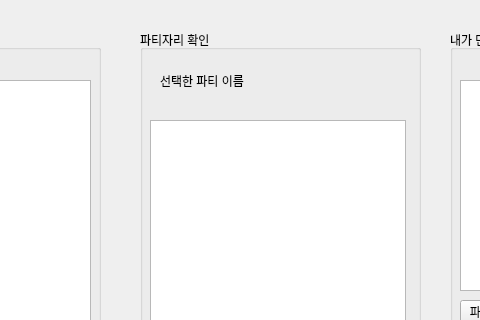
Qt form ui/main.ui (katimere15/loark_toypjt) before a commit; both pictures show x 530 to 1010 and y 0 to 320 of the 1292 by 807 pixel window.
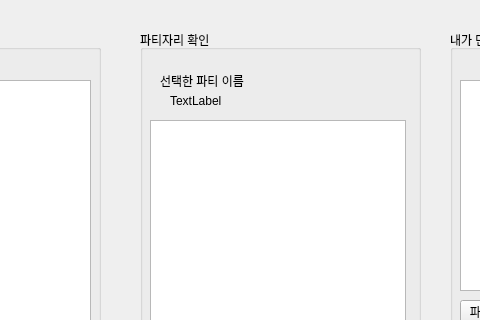
The same form after that commit.

The edit to the form file:
```diff
--- a/ui/main.ui
+++ b/ui/main.ui
@@ -269,6 +269,19 @@
       </rect>
      </property>
     </widget>
+    <widget class="QLabel" name="cho_party_time">
+     <property name="geometry">
+      <rect>
+       <x>30</x>
+       <y>60</y>
+       <width>141</width>
+       <height>21</height>
+      </rect>
+     </property>
+     <property name="text">
+      <string>TextLabel</string>
+     </property>
+    </widget>
    </widget>
    <widget class="QGroupBox" name="my_application">
     <property name="geometry">
```
